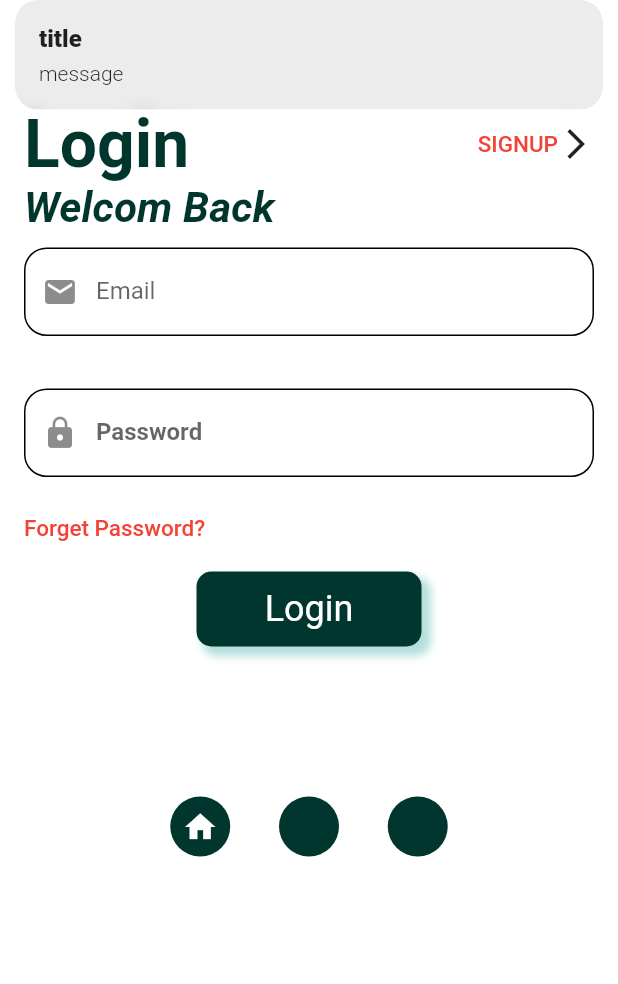
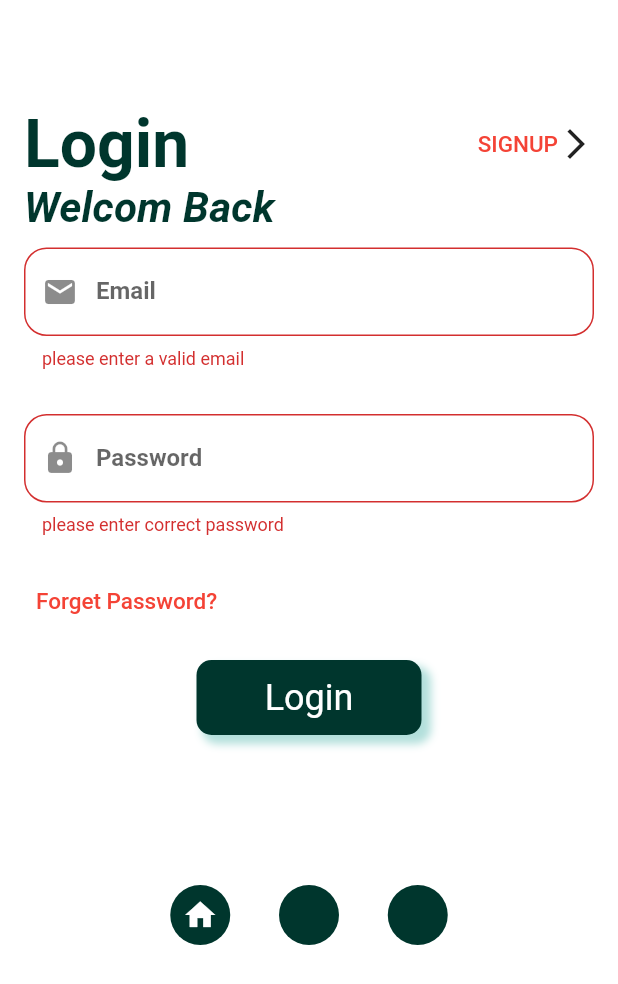
Before and after one commit to shaikmohammed8/Flutter-Chat-App, a Flutter app: the SignupScreen screen opened by its route, after a tap on "LOGIN", after a tap on "Login", on a phone screen of 412 x 824 dp. Shown: the top 984 px of the screen. Run offline on Flutter 3.47's test engine with Material 2 defaults, Android fonts, the phone set to English and light mode, and no system bars; our stand-ins replace firebase_auth, firebase_core, get, google_fonts; accounts and stored records are empty; Roboto replaces fonts that are missing (Suravaram).

Commit message:
second commit

```diff
--- a/lib/controller/authantication_controller.dart
+++ b/lib/controller/authantication_controller.dart
@@ -4,11 +4,10 @@ import 'package:firebase_auth/firebase_auth.dart';
 import 'package:get/get.dart';
 
 class SignupController extends GetxController {
-  static FirebaseAuth auth = FirebaseAuth.instance;
-  var authentication = AuthenticationService(auth);
+  static FirebaseAuth _auth = FirebaseAuth.instance;
+
+  var authentication = AuthenticationService(_auth);
   var formPage = 0.obs;
-  var emailError = false.obs;
-  var isSignup = false.obs;
 
   var email = "".obs;
   var name = "".obs;
@@ -22,22 +21,35 @@ class SignupController extends GetxController {
       Get.offAll(AfterLog());
     }
   }
+}
 
-  void show() {
-    print("sdf" + name.value);
-    print("asdf" + email.value);
-    print(password.value);
-    print(confirmPassword.value);
+class LoginController extends GetxController {
+  static FirebaseAuth _auth = FirebaseAuth.instance;
+  var authentication = AuthenticationService(_auth);
+
+  void login(String email, String password) async {
+    var isSucces = await authentication.login(email, password);
+    print(isSucces);
+    if (isSucces == true) {
+      Get.offAll(AfterLog());
+    }
   }
 
-  void chekNameAndEmail() {
-    if (!GetUtils.isEmail(email.value) || name.value.length < 2) {
-      emailError.value = true;
-    } else
-      emailError.value = false;
+  void forgerPassword(String email) {
+    authentication.forget(email);
   }
 }
 
-class AuthController {
-  // Rx<FirebaseUser> firebaseuser = Rx<FirebaseUser>();
+class AuthController extends GetxController {
+  Rx<User> user = Rx<User>();
+
+  @override
+  void onInit() {
+    user.bindStream(FirebaseAuth.instance.authStateChanges());
+    super.onInit();
+  }
+
+  void logout() async {
+    await FirebaseAuth.instance.signOut();
+  }
 }
--- a/lib/screens/LoginScreen/login.dart
+++ b/lib/screens/LoginScreen/login.dart
@@ -1,7 +1,6 @@
 import 'package:chat_app/screens/LoginScreen/widgets/login_options.dart';
 
 import 'package:get/get.dart';
-import './widgets/login_button.dart';
 import 'package:flutter/material.dart';
 import 'package:google_fonts/google_fonts.dart';
 import 'widgets/edit_texts.dart';
@@ -39,7 +38,6 @@ class LoginScreen extends StatelessWidget {
                     fontWeight: FontWeight.w600,
                     fontStyle: FontStyle.italic)),
             TextFields(),
-            Center(child: LoginButton()),
             SizedBox(
               height: 100,
             ),
--- a/lib/screens/LoginScreen/widgets/edit_texts.dart
+++ b/lib/screens/LoginScreen/widgets/edit_texts.dart
@@ -1,14 +1,42 @@
+import 'package:chat_app/controller/authantication_controller.dart';
+import 'package:chat_app/screens/LoginScreen/widgets/login_button.dart';
+import 'package:chat_app/screens/utilsscreen/forgetPasswordScreen.dart';
+import 'package:flutter/cupertino.dart';
 import 'package:flutter/material.dart';
+import 'package:get/get.dart';
 
-class TextFields extends StatelessWidget {
+class TextFields extends StatefulWidget {
+  static GlobalKey<FormState> formKey = GlobalKey<FormState>();
+
+  @override
+  _TextFieldsState createState() => _TextFieldsState();
+}
+
+class _TextFieldsState extends State<TextFields> {
+  var passwordController = TextEditingController();
+  var emailController = TextEditingController();
+
   @override
   Widget build(BuildContext context) {
     return Container(
       margin: const EdgeInsets.only(top: 10),
+      child: Form(
+        key: TextFields.formKey,
         child: Column(
           crossAxisAlignment: CrossAxisAlignment.start,
           children: [
-          TextField(
+            TextFormField(
+                validator: (val) {
+                  if (!GetUtils.isEmail(val)) {
+                    return "please enter a valid email";
+                  } else
+                    return null;
+                },
+                controller: emailController,
+                keyboardType: TextInputType.emailAddress,
+                style:
+                    TextStyle(color: Colors.black, fontWeight: FontWeight.w600),
+                cursorColor: Colors.black,
                 decoration: InputDecoration(
                     prefixIcon: Icon(Icons.email),
                     labelText: "Email",
@@ -17,12 +45,19 @@ class TextFields extends StatelessWidget {
                     border: OutlineInputBorder(
                         borderRadius: BorderRadius.circular(15)))),
             SizedBox(
-            height: 35,
+              height: 30,
             ),
-          TextField(
+            TextFormField(
+                validator: (val) {
+                  if (val.length < 8) {
+                    return "please enter correct password";
+                  } else
+                    return null;
+                },
+                controller: passwordController,
+                obscureText: true,
+                autocorrect: false,
                 enableSuggestions: false,
-              autocorrect: false,
-              obscureText: true,
                 keyboardType: TextInputType.visiblePassword,
                 style:
                     TextStyle(color: Colors.black, fontWeight: FontWeight.w600),
@@ -33,19 +68,36 @@ class TextFields extends StatelessWidget {
                     enabledBorder:
                         Theme.of(context).inputDecorationTheme.disabledBorder,
                     border: OutlineInputBorder(
+                        borderSide: BorderSide(width: 2),
                         borderRadius: BorderRadius.circular(15)))),
-          SizedBox(
-            height: 25,
-          ),
-          Text(
-            "Forget Password?",
-            style: Theme.of(context).textTheme.bodyText1,
-          ),
             SizedBox(
               height: 20,
             ),
+            TextButton(
+              child: Text("Forget Password?",
+                  style: Theme.of(context).textTheme.bodyText1),
+              onPressed: () {
+                Get.to(ForgetPassword());
+              },
+            ),
+            SizedBox(
+              height: 15,
+            ),
+            Center(child: LoginButton(chekValidation))
           ],
+        ),
       ),
     );
   }
+
+  void chekValidation() {
+    if (TextFields.formKey.currentState.validate()) {
+      submit();
     }
+  }
+
+  void submit() {
+    Get.find<LoginController>()
+        .login(emailController.text, passwordController.text);
+  }
+}
--- a/lib/screens/LoginScreen/widgets/login_button.dart
+++ b/lib/screens/LoginScreen/widgets/login_button.dart
@@ -1,16 +1,17 @@
+import 'package:flutter/cupertino.dart';
 import 'package:flutter/material.dart';
-import 'package:get/get.dart';
 
 class LoginButton extends StatelessWidget {
+  final Function onClick;
+  LoginButton(this.onClick);
+
   @override
   Widget build(BuildContext context) {
     return Column(
       children: [
         InkWell(
           splashColor: Colors.white,
-          onTap: () {
-            Get.snackbar("title", "message");
-          },
+          onTap: onClick,
           child: Container(
             height: 50,
             width: 150,
--- a/lib/screens/SignUpScreen/widgets/text_fields.dart
+++ b/lib/screens/SignUpScreen/widgets/text_fields.dart
@@ -13,8 +13,8 @@ class TextFields extends StatefulWidget {
 }
 
 class _TextFieldsState extends State<TextFields> {
-  var nameController = TextEditingController();
-  var emailController = TextEditingController();
+  var nameController = TextEditingController(text: TextFields.name);
+  var emailController = TextEditingController(text: TextFields.email);
 
   @override
   Widget build(BuildContext context) {
--- a/pubspec.yaml
+++ b/pubspec.yaml
@@ -23,10 +23,10 @@ environment:
 dependencies:
   flutter:
     sdk: flutter
+  cloud_firestore: ^0.16.0
   cupertino_icons: ^1.0.1
   firebase_auth: ^0.20.0+1
   firebase_core: ^0.7.0
-  flutter_swiper: ^1.1.6
   get: ^3.24.0
   google_fonts: ^1.1.2
 
```
Also changed, not shown: lib/main.dart (+17 -2 lines), lib/screens/SignUpScreen/widgets/signup_button.dart (+0 -11 lines), lib/screens/afterlog.dart (+16 -1 lines), lib/screens/utilsscreen/forgetPasswordScreen.dart (added, +80 -0 lines), lib/services/authentication.dart (+42 -7 lines), lib/utils/root.dart (added, +22 -0 lines), lib/screens/utilsscreen/EmailVerification.dart (added), pubspec.lock. Lines whose indentation alone changed are shown as unchanged.
